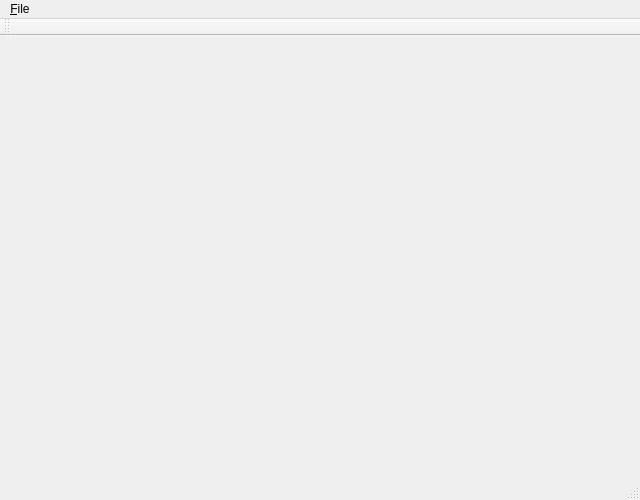
Qt form TransferFunctionEditor/TransferFunctionEditor/transferfunctioneditor.ui (itcd/transfer-function-editor) before a commit.
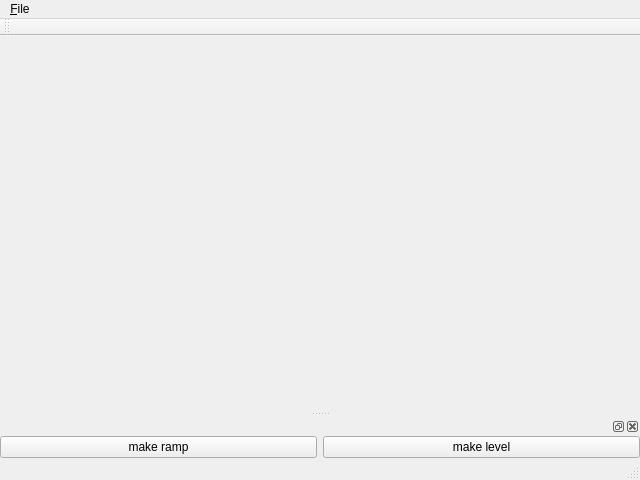
The same form after that commit.

The edit to the form file:
```diff
--- a/TransferFunctionEditor/TransferFunctionEditor/transferfunctioneditor.ui
+++ b/TransferFunctionEditor/TransferFunctionEditor/transferfunctioneditor.ui
@@ -7,14 +7,30 @@
     <x>0</x>
     <y>0</y>
     <width>640</width>
-    <height>500</height>
+    <height>480</height>
    </rect>
   </property>
   <property name="windowTitle">
    <string>Transfer Function Editor</string>
   </property>
   <widget class="QWidget" name="centralWidget">
-   <layout class="QHBoxLayout" name="horizontalLayout"/>
+   <layout class="QHBoxLayout" name="horizontalLayout">
+    <property name="leftMargin">
+     <number>0</number>
+    </property>
+    <property name="topMargin">
+     <number>0</number>
+    </property>
+    <property name="rightMargin">
+     <number>0</number>
+    </property>
+    <property name="bottomMargin">
+     <number>0</number>
+    </property>
+    <item>
+     <layout class="QVBoxLayout" name="verticalLayout"/>
+    </item>
+   </layout>
   </widget>
   <widget class="QMenuBar" name="menuBar">
    <property name="geometry">
@@ -42,7 +58,42 @@
    </attribute>
   </widget>
   <widget class="QStatusBar" name="statusBar"/>
-  <action name="action_Load_Transfer_Function">
+  <widget class="QDockWidget" name="dockWidget">
+   <attribute name="dockWidgetArea">
+    <number>8</number>
+   </attribute>
+   <widget class="QWidget" name="dockWidgetContents">
+    <layout class="QHBoxLayout" name="horizontalLayout_2">
+     <property name="leftMargin">
+      <number>0</number>
+     </property>
+     <property name="topMargin">
+      <number>0</number>
+     </property>
+     <property name="rightMargin">
+      <number>0</number>
+     </property>
+     <property name="bottomMargin">
+      <number>0</number>
+     </property>
+     <item>
+      <widget class="QPushButton" name="makeRampButton">
+       <property name="text">
+        <string>make ramp</string>
+       </property>
+      </widget>
+     </item>
+     <item>
+      <widget class="QPushButton" name="makeLevelButton">
+       <property name="text">
+        <string>make level</string>
+       </property>
+      </widget>
+     </item>
+    </layout>
+   </widget>
+  </widget>
+  <action name="action_Open_Transfer_Function">
    <property name="text">
     <string>&amp;Load Transfer Function...</string>
    </property>
```
Left out of the diff: 10 changed lines with no effect on the pictures.
